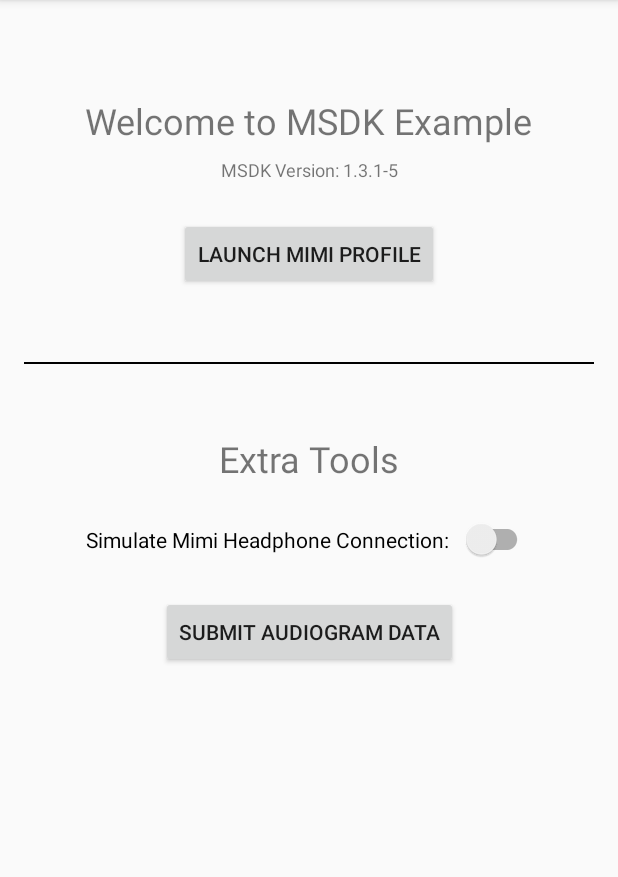
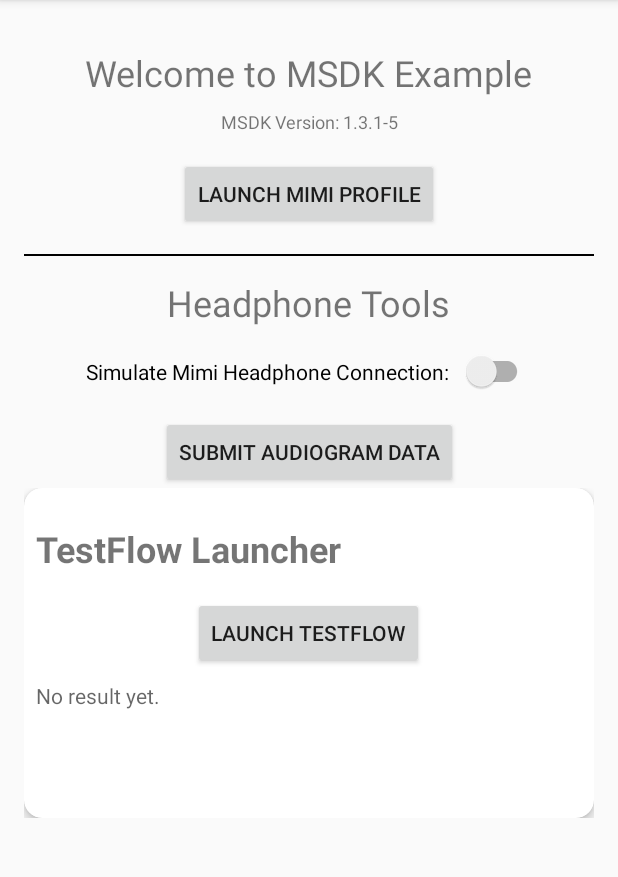
Before and after one commit to MimiHearingTechnologies/IntegrationExampleMSDK-Android, an Android app: the screen it shows after launch (MainActivity), on a phone screen of 412 x 824 dp, the part 84-961 px from its top. Run offline under Robolectric (Android 15) with nearby library versions, the phone set to English and light mode, and no system bars; libraries missing offline, so code that uses them is left out: io.mimi.sdk; 10 statements that could not run were skipped.

Commit message:
[TASK] Add basic separate TestFlow launcher

```diff
--- a/standard-integration/app/src/main/java/io/mimi/example/android/IntroFragment.kt
+++ b/standard-integration/app/src/main/java/io/mimi/example/android/IntroFragment.kt
@@ -49,8 +49,9 @@ class IntroFragment : Fragment() {
 
     @SuppressLint("SetTextI18n")
     private fun View.setupMimiProfileLauncherUi() {
-        findViewById<TextView>(R.id.versionTextView).text = "MSDK Version: ${BuildConfig.VERSION_NAME}-${BuildConfig.VERSION_CODE}"
-        findViewById<Button>(R.id.launchButton).setOnClickListener {
+        findViewById<TextView>(R.id.versionTextView).text =
+            "MSDK Version: ${BuildConfig.VERSION_NAME}-${BuildConfig.VERSION_CODE}"
+        findViewById<Button>(R.id.launchProfileButton).setOnClickListener {
             requireActivity().supportFragmentManager.commit {
                 setReorderingAllowed(true)
                 add<MimiProfileFragment>(R.id.mimiContainerFragment)
@@ -172,4 +173,6 @@ class IntroFragment : Fragment() {
     }
 
     // endregion
+
+
 }
--- /dev/null
+++ b/standard-integration/app/src/main/java/io/mimi/example/android/TestFlowLauncherCardFragment.kt
@@ -0,0 +1,84 @@
+package io.mimi.example.android
+
+import android.content.Intent
+import android.os.Bundle
+import androidx.fragment.app.Fragment
+import android.view.LayoutInflater
+import android.view.View
+import android.view.ViewGroup
+import android.widget.Button
+import android.widget.TextView
+import io.mimi.sdk.common.annotations.MsdkInternalApi
+import io.mimi.sdk.testflow.activity.TestFlowActivity
+import io.mimi.sdk.testflow.internal.debug.DebugOptions
+import org.json.JSONArray
+import org.json.JSONObject
+
+/**
+ * Some applications don't use the Mimi Profile [io.mimi.sdk.profile.MimiProfileFragment], rather they
+ * launch their own instance of the [TestFlowActivity]. This is appropriate for app which focus on providing
+ * Hearing Tests, rather than Sound Personalization.
+ *
+ * This example, directly launches the [io.mimi.sdk.testflow.activity.TestFlowActivity] and displays the result data
+ * returned from it.
+ *
+ * The result data is a JSON string, whose format matches the [io.mimi.sdk.testflow.flowfactory.TestFlowResponse] class.
+ *
+ * You could use the [io.mimi.sdk.core.moshi] object to deserialize it.
+ */
+class TestFlowLauncherCardFragment : Fragment() {
+
+    override fun onCreateView(
+        inflater: LayoutInflater, container: ViewGroup?,
+        savedInstanceState: Bundle?
+    ): View? {
+        // Inflate the layout for this fragment
+        return inflater.inflate(R.layout.fragment_test_flow_launcher_card, container, false)
+    }
+
+    override fun onViewCreated(view: View, savedInstanceState: Bundle?) {
+        super.onViewCreated(view, savedInstanceState)
+        view.setupLaunchTestFlowUi()
+    }
+
+    // region ExampleTestFlow launcher for apps not using Mimi Profile
+
+    private fun View.setupLaunchTestFlowUi() {
+        findViewById<Button>(R.id.launchTestFlow).setOnClickListener {
+            // Launch a standalone TestFlow
+            launchTestFlowForResult()
+        }
+    }
+
+    @OptIn(MsdkInternalApi::class)
+    private fun launchTestFlowForResult() {
+        val intent =
+            TestFlowActivity.intent(requireActivity(), DebugOptions(isMockedHeadphones = true))
+        startActivityForResult(intent, 10)
+    }
+
+    override fun onActivityResult(requestCode: Int, resultCode: Int, data: Intent?) {
+        super.onActivityResult(requestCode, resultCode, data)
+        val resultJson = data?.getStringExtra(TestFlowActivity.EXTRA_HEARING_TEST_RESULTS)
+
+        val resultsTextView = view?.findViewById<TextView>(R.id.testFlowResults)
+        resultsTextView?.apply {
+            text = resultJson?.let { prettyPrintJson(it) } ?: "Invalid or no result"
+        }
+    }
+
+    fun prettyPrintJson(json: String, indent: Int = 2): String {
+        return try {
+            when {
+                json.trim().startsWith("{") -> JSONObject(json).toString(indent)
+                json.trim().startsWith("[") -> JSONArray(json).toString(indent)
+                else -> json
+            }
+        } catch (e: Exception) {
+            json // Return original if invalid
+        }
+    }
+
+    // endregion
+
+}
--- a/standard-integration/app/src/main/res/layout/fragment_intro.xml
+++ b/standard-integration/app/src/main/res/layout/fragment_intro.xml
@@ -1,17 +1,21 @@
 <?xml version="1.0" encoding="utf-8"?>
-<androidx.constraintlayout.widget.ConstraintLayout xmlns:android="http://schemas.android.com/apk/res/android"
+<ScrollView xmlns:android="http://schemas.android.com/apk/res/android"
     xmlns:app="http://schemas.android.com/apk/res-auto"
     xmlns:tools="http://schemas.android.com/tools"
     android:layout_width="match_parent"
     android:layout_height="match_parent"
-    android:padding="16dp"
     tools:context=".MainActivity">
+
+    <androidx.constraintlayout.widget.ConstraintLayout
+        android:layout_width="match_parent"
+        android:layout_height="wrap_content"
+        android:padding="16dp">
 
         <TextView
             android:id="@+id/welcomeTextView"
             android:layout_width="wrap_content"
             android:layout_height="wrap_content"
-        android:layout_marginTop="48dp"
+            android:layout_marginTop="16dp"
             android:text="Welcome to MSDK Example"
             android:textSize="24sp"
             app:layout_constraintEnd_toEndOf="parent"
@@ -29,10 +33,10 @@
             app:layout_constraintTop_toBottomOf="@id/welcomeTextView" />
 
         <Button
-        android:id="@+id/launchButton"
+            android:id="@+id/launchProfileButton"
             android:layout_width="wrap_content"
             android:layout_height="wrap_content"
-        android:layout_marginTop="24dp"
+            android:layout_marginTop="16dp"
             android:text="Launch Mimi Profile"
             app:layout_constraintEnd_toEndOf="parent"
             app:layout_constraintStart_toStartOf="parent"
@@ -42,16 +46,16 @@
             android:id="@+id/divider"
             android:layout_width="match_parent"
             android:layout_height="1dp"
-        android:layout_marginTop="48dp"
+            android:layout_marginTop="16dp"
             android:background="@color/black"
-        app:layout_constraintTop_toBottomOf="@id/launchButton" />
+            app:layout_constraintTop_toBottomOf="@id/launchProfileButton" />
 
         <TextView
             android:id="@+id/extrasTextView"
             android:layout_width="wrap_content"
             android:layout_height="wrap_content"
-        android:layout_marginTop="48dp"
-        android:text="Extra Tools"
+            android:layout_marginTop="16dp"
+            android:text="Headphone Tools"
             android:textSize="24sp"
             app:layout_constraintEnd_toEndOf="parent"
             app:layout_constraintStart_toStartOf="parent"
@@ -61,7 +65,7 @@
             android:id="@+id/mimiHeadphoneConnected"
             android:layout_width="wrap_content"
             android:layout_height="wrap_content"
-        android:layout_marginTop="24dp"
+            android:layout_marginTop="16dp"
             android:text="Simulate Mimi Headphone Connection:"
             app:layout_constraintEnd_toEndOf="parent"
             app:layout_constraintStart_toStartOf="parent"
@@ -72,10 +76,29 @@
             android:id="@+id/submitAudiogram"
             android:layout_width="wrap_content"
             android:layout_height="wrap_content"
-        android:layout_marginTop="24dp"
+            android:layout_marginTop="16dp"
             android:text="Submit Audiogram Data"
             app:layout_constraintEnd_toEndOf="parent"
             app:layout_constraintStart_toStartOf="parent"
             app:layout_constraintTop_toBottomOf="@id/mimiHeadphoneConnected" />
 
+<!--        <View-->
+<!--            android:id="@+id/divider_two"-->
+<!--            android:layout_width="match_parent"-->
+<!--            android:layout_height="1dp"-->
+<!--            android:layout_marginTop="16dp"-->
+<!--            android:background="@color/black"-->
+<!--            app:layout_constraintTop_toBottomOf="@id/submitAudiogram" />-->
+
+        <androidx.fragment.app.FragmentContainerView
+            android:id="@+id/mimiContainerFragment"
+            android:layout_width="match_parent"
+            android:layout_height="match_parent"
+            app:layout_constraintEnd_toEndOf="parent"
+            app:layout_constraintStart_toStartOf="parent"
+            app:layout_constraintTop_toBottomOf="@id/submitAudiogram"
+            android:name="io.mimi.example.android.TestFlowLauncherCardFragment"
+            tools:context=".MainActivity"/>
+
     </androidx.constraintlayout.widget.ConstraintLayout>
+</ScrollView>
--- /dev/null
+++ b/standard-integration/app/src/main/res/layout/fragment_test_flow_launcher_card.xml
@@ -0,0 +1,50 @@
+<?xml version="1.0" encoding="utf-8"?>
+<androidx.cardview.widget.CardView xmlns:android="http://schemas.android.com/apk/res/android"
+    xmlns:app="http://schemas.android.com/apk/res-auto"
+    android:layout_width="match_parent"
+    android:layout_height="wrap_content"
+    app:cardCornerRadius="12dp"
+    app:cardElevation="4dp"
+    app:strokeWidth="1dp">
+
+    <ScrollView
+        android:layout_width="match_parent"
+        android:layout_height="match_parent"
+        android:padding="8dp">
+
+        <LinearLayout
+            android:layout_width="match_parent"
+            android:layout_height="wrap_content"
+            android:orientation="vertical">
+
+            <TextView
+                android:id="@+id/extraTextFlowSection"
+                android:layout_width="wrap_content"
+                android:layout_height="wrap_content"
+                android:layout_marginTop="16dp"
+                android:text="TestFlow Launcher"
+                android:textSize="24sp"
+                android:textStyle="bold" />
+
+            <Button
+                android:id="@+id/launchTestFlow"
+                android:layout_width="wrap_content"
+                android:layout_height="wrap_content"
+                android:layout_gravity="center_horizontal"
+                android:layout_marginTop="16dp"
+                android:text="Launch TestFlow" />
+
+            <TextView
+                android:id="@+id/testFlowResults"
+                android:layout_width="match_parent"
+                android:layout_height="wrap_content"
+                android:layout_marginTop="8dp"
+                android:hint="No result yet."
+                android:maxLines="10"
+                android:minLines="5"
+                android:scrollbars="vertical"
+                android:textIsSelectable="true" />
+
+        </LinearLayout>
+    </ScrollView>
+</androidx.cardview.widget.CardView>
```
Lines whose indentation alone changed are shown as unchanged.
